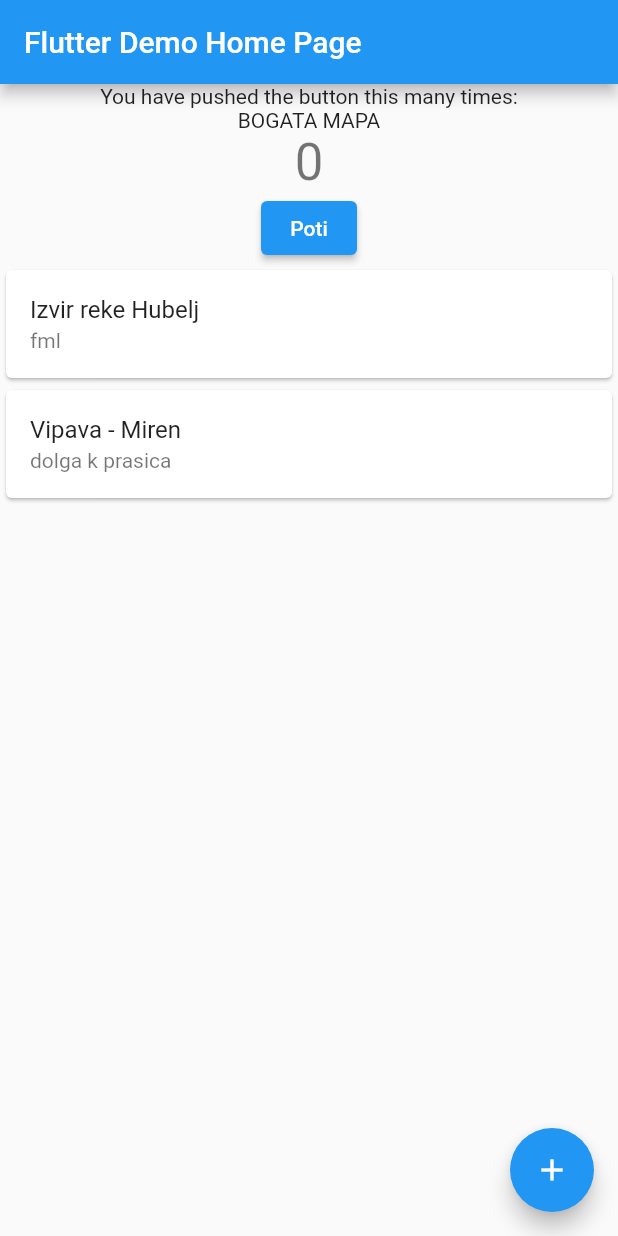
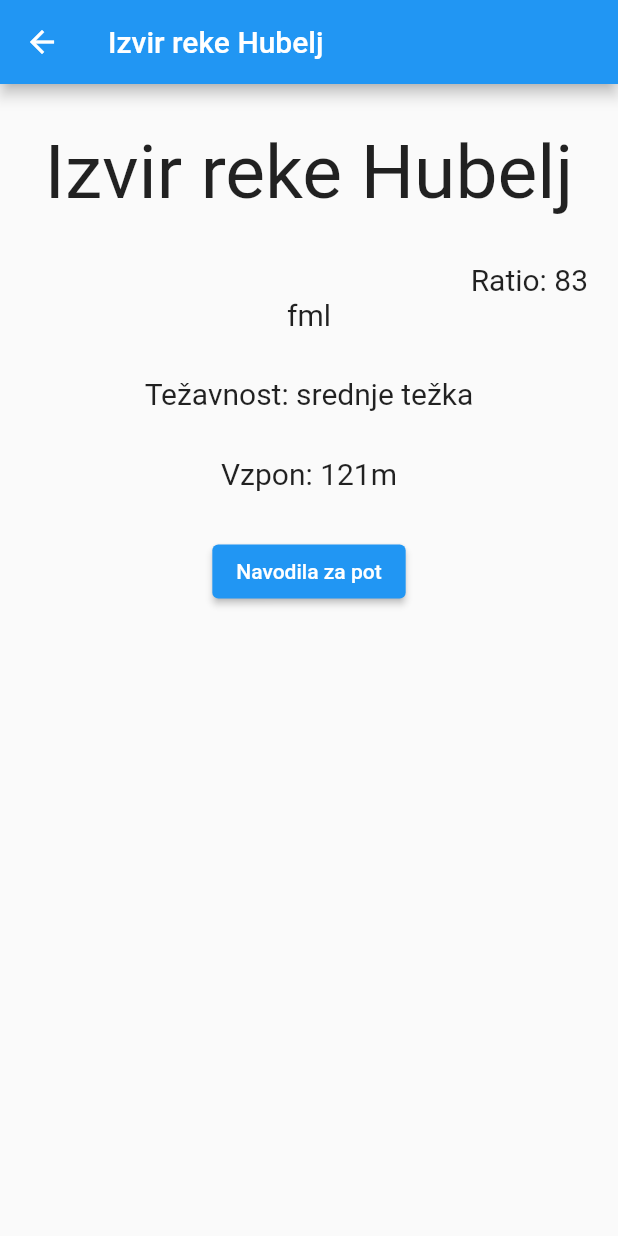
Before and after one commit to zan-luka/emp-app, a Flutter app: the screen it shows after launch, after a tap on "Poti", after a tap on "Izvir reke Hubelj", on a phone screen of 412 x 824 dp. Run offline on Flutter 3.47's test engine with Material 2 defaults, Android fonts, the phone set to English and light mode, and no system bars.

Commit message:
Visual updates

```diff
--- a/assets/routes.json
+++ b/assets/routes.json
@@ -6,7 +6,9 @@
             "tezavnost": "srednje težka",
             "opis": "fml",
             "vzpon": 121,
-            "url": "https://www.google.com/maps/dir/?api=1&destination=45.90415729448569,13.91227001019901&waypoints=45.88841973257892,13.904491768171905|45.89741275863526,13.905123017668604&travelmode=walking&map_action=map&basemap=terrain"
+            "url": "https://www.google.com/maps/dir/?api=1&destination=45.90415729448569,13.91227001019901&waypoints=45.88841973257892,13.904491768171905|45.89741275863526,13.905123017668604&travelmode=walking&map_action=map&basemap=terrain",
+            "like": 5,
+            "dislike": 1
         },
         {
             "id": 2,
@@ -14,7 +16,9 @@
             "tezavnost": "srednje težka",
             "opis": "dolga k prasica",
             "vzpon": 104,
-            "url": "https://www.google.com/maps/dir/?api=1&destination=45.89406397153731,13.608472037534517&waypoints=45.84619433967417,13.952603839724338|45.86722434683604,13.84836189063282|45.895017179179284,13.73820695477075|45.88759290607055,13.732756248994598|45.89571531329511,13.673084659938311|45.88267839413322,13.617175514353393&travelmode=walking&map_action=map&basemap=terrain"
+            "url": "https://www.google.com/maps/dir/?api=1&destination=45.89406397153731,13.608472037534517&waypoints=45.84619433967417,13.952603839724338|45.86722434683604,13.84836189063282|45.895017179179284,13.73820695477075|45.88759290607055,13.732756248994598|45.89571531329511,13.673084659938311|45.88267839413322,13.617175514353393&travelmode=walking&map_action=map&basemap=terrain",
+            "like": 10,
+            "dislike": 1
         }
     ]
 }
--- a/lib/main.dart
+++ b/lib/main.dart
@@ -110,9 +110,6 @@ class _MyHomePageState extends State<MyHomePage> {
           // horizontal).
           mainAxisAlignment: MainAxisAlignment.center,
           children: <Widget>[
-            const Text(
-              'You have pushed the button this many times:',
-            ),
             InkWell(
               onTap: (){
                 MapUtils.openMap("https://www.google.com/maps/dir/?api=1&destination=45.90415729448569,13.91227001019901&waypoints=45.88841973257892, 13.904491768171905|45.89741275863526,13.905123017668604&travelmode=walking&map_action=map&basemap=terrain");
@@ -120,10 +117,6 @@ class _MyHomePageState extends State<MyHomePage> {
               child: const Text(
                 "BOGATA MAPA",
               ),
-            ),
-            Text(
-              '$_counter',
-              style: Theme.of(context).textTheme.headline4,
             ),
             ElevatedButton(
                 onPressed: readJson,
@@ -138,7 +131,10 @@ class _MyHomePageState extends State<MyHomePage> {
                         child: ListTile(
                           title: Text(_items[index]["naziv"]),
                           subtitle: Text(_items[index]["opis"]),
-                          onTap: () {MapUtils.openMap(_items[index]["url"]);},
+                          onTap: () {
+                            Navigator.push(context, MaterialPageRoute(builder: (context) => FirstRoute(naziv: _items[index]["naziv"], opis: _items[index]["opis"], tezavnost: _items[index]["tezavnost"], vzpon: _items[index]["vzpon"], url: _items[index]["url"], like: _items[index]["like"], dislike: _items[index]["dislike"],)));
+                            //MapUtils.openMap(_items[index]["url"]);
+                            },
                         ),
                       );
                     },
@@ -147,12 +143,60 @@ class _MyHomePageState extends State<MyHomePage> {
             :Container()
           ],
         ),
-      ),
-      floatingActionButton: FloatingActionButton(
-        onPressed: _incrementCounter,
-        tooltip: 'Increment',
-        child: const Icon(Icons.add),
       ), // This trailing comma makes auto-formatting nicer for build methods.
     );
   }
 }
+
+class FirstRoute extends StatelessWidget {
+  final String naziv;
+  final String opis;
+  final String tezavnost;
+  final int vzpon;
+  final String url;
+  final int like;
+  final int dislike;
+
+  const FirstRoute({Key? key, required this.naziv, required this.opis, required this.tezavnost, required this.vzpon, required this.url, required this.like, required this.dislike}) : super(key: key);
+
+
+  @override
+  Widget build(BuildContext context) {
+    return Scaffold(
+      appBar: AppBar(
+        title: Text(naziv),
+      ),
+      body: Center(
+        child: Column(
+          mainAxisAlignment: MainAxisAlignment.start,
+          crossAxisAlignment: CrossAxisAlignment.center,
+          children: <Widget>[
+            Container(
+              alignment: Alignment.topCenter,
+              child: Text(naziv, style: TextStyle(fontSize: 50)),
+              margin: EdgeInsets.only(top: 30, bottom: 30),
+            ),
+            Container(
+              alignment: Alignment.topRight,
+              child: Text("Ratio: " + ((like/(like+dislike)*100).toInt()).toString(), style: TextStyle(fontSize: 20)),
+              margin: EdgeInsets.only(right: 20),
+            ),
+            Container(
+              child: Text(opis, style: TextStyle(fontSize: 20)),
+              margin: EdgeInsets.only(bottom: 30),
+            ),
+            Container(
+              child: Text("Težavnost: " + tezavnost, style: TextStyle(fontSize: 20)),
+              margin: EdgeInsets.only(bottom: 30),
+            ),
+            Container(
+              child: Text("Vzpon: " + vzpon.toString() + "m", style: TextStyle(fontSize: 20)),
+              margin: EdgeInsets.only(bottom: 30),
+            ),
+
+            ElevatedButton(onPressed: () {MapUtils.openMap(url);}, child: Text("Navodila za pot")),
+          ],
+        ),
+      ),
+    );
+  }}
```
